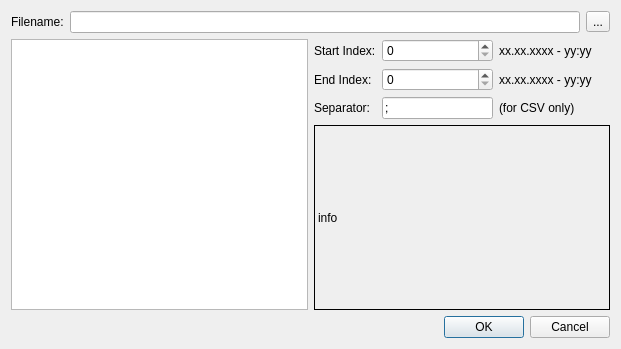
BackupTheBerlios/simuvis4-svn, file trunk/AdditionalPlugIns/DataStorageBrowser/DSBrowser/UI/DSExportDialog.ui: the form before one commit.
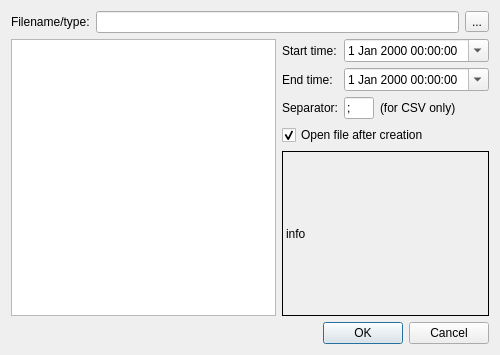
The form after the commit.

```diff
--- a/trunk/AdditionalPlugIns/DataStorageBrowser/DSBrowser/UI/DSExportDialog.ui
+++ b/trunk/AdditionalPlugIns/DataStorageBrowser/DSBrowser/UI/DSExportDialog.ui
@@ -5,8 +5,8 @@
    <rect>
     <x>0</x>
     <y>0</y>
-    <width>621</width>
-    <height>349</height>
+    <width>500</width>
+    <height>355</height>
    </rect>
   </property>
   <property name="windowTitle" >
@@ -18,7 +18,7 @@
      <item>
       <widget class="QLabel" name="fileLabel" >
        <property name="text" >
-        <string>Filename:</string>
+        <string>Filename/type:</string>
        </property>
       </widget>
      </item>
@@ -47,79 +47,48 @@
    <item>
     <layout class="QGridLayout" >
      <item rowspan="2" row="0" column="0" >
-      <widget class="QListWidget" name="sensorList" />
+      <widget class="QListWidget" name="sensorList" >
+       <property name="sizePolicy" >
+        <sizepolicy vsizetype="Expanding" hsizetype="Expanding" >
+         <horstretch>100</horstretch>
+         <verstretch>0</verstretch>
+        </sizepolicy>
+       </property>
+      </widget>
      </item>
      <item row="0" column="1" >
       <layout class="QGridLayout" >
        <item row="0" column="0" >
         <widget class="QLabel" name="startLabel" >
          <property name="text" >
-          <string>Start Index:</string>
+          <string>Start time:</string>
          </property>
         </widget>
        </item>
-       <item row="0" column="1" >
-        <widget class="QSpinBox" name="startInput" >
-         <property name="sizePolicy" >
-          <sizepolicy vsizetype="Fixed" hsizetype="Expanding" >
-           <horstretch>0</horstretch>
-           <verstretch>0</verstretch>
-          </sizepolicy>
+       <item row="0" column="1" colspan="2" >
+        <widget class="QDateTimeEdit" name="startInput" >
+         <property name="buttonSymbols" >
+          <enum>QAbstractSpinBox::PlusMinus</enum>
          </property>
-         <property name="minimumSize" >
-          <size>
-           <width>80</width>
-           <height>0</height>
-          </size>
-         </property>
-        </widget>
-       </item>
-       <item row="0" column="2" >
-        <widget class="QLabel" name="startInfoLabel" >
-         <property name="sizePolicy" >
-          <sizepolicy vsizetype="Preferred" hsizetype="Expanding" >
-           <horstretch>0</horstretch>
-           <verstretch>0</verstretch>
-          </sizepolicy>
-         </property>
-         <property name="text" >
-          <string>xx.xx.xxxx - yy:yy</string>
+         <property name="calendarPopup" >
+          <bool>true</bool>
          </property>
         </widget>
        </item>
        <item row="1" column="0" >
         <widget class="QLabel" name="stopLabel" >
          <property name="text" >
-          <string>End Index:</string>
+          <string>End time:</string>
          </property>
         </widget>
        </item>
-       <item row="1" column="1" >
-        <widget class="QSpinBox" name="stopInput" >
-         <property name="sizePolicy" >
-          <sizepolicy vsizetype="Fixed" hsizetype="Expanding" >
-           <horstretch>0</horstretch>
-           <verstretch>0</verstretch>
-          </sizepolicy>
+       <item row="1" column="1" colspan="2" >
+        <widget class="QDateTimeEdit" name="stopInput" >
+         <property name="buttonSymbols" >
+          <enum>QAbstractSpinBox::PlusMinus</enum>
          </property>
-         <property name="minimumSize" >
-          <size>
-           <width>80</width>
-           <height>0</height>
-          </size>
-         </property>
-        </widget>
-       </item>
-       <item row="1" column="2" >
-        <widget class="QLabel" name="stopInfoLabel" >
-         <property name="sizePolicy" >
-          <sizepolicy vsizetype="Preferred" hsizetype="Expanding" >
-           <horstretch>0</horstretch>
-           <verstretch>0</verstretch>
-          </sizepolicy>
-         </property>
-         <property name="text" >
-          <string>xx.xx.xxxx - yy:yy</string>
+         <property name="calendarPopup" >
+          <bool>true</bool>
          </property>
         </widget>
        </item>
@@ -133,14 +102,20 @@
        <item row="2" column="1" >
         <widget class="QLineEdit" name="separatorInput" >
          <property name="sizePolicy" >
-          <sizepolicy vsizetype="Fixed" hsizetype="Expanding" >
+          <sizepolicy vsizetype="Fixed" hsizetype="Minimum" >
            <horstretch>0</horstretch>
            <verstretch>0</verstretch>
           </sizepolicy>
          </property>
+         <property name="minimumSize" >
+          <size>
+           <width>30</width>
+           <height>0</height>
+          </size>
+         </property>
          <property name="maximumSize" >
           <size>
-           <width>1000</width>
+           <width>30</width>
            <height>16777215</height>
           </size>
          </property>
@@ -154,9 +129,28 @@
        </item>
        <item row="2" column="2" >
         <widget class="QLabel" name="separatorHintLabel" >
+         <property name="sizePolicy" >
+          <sizepolicy vsizetype="Preferred" hsizetype="Expanding" >
+           <horstretch>100</horstretch>
+           <verstretch>0</verstretch>
+          </sizepolicy>
+         </property>
          <property name="text" >
           <string>(for CSV only)</string>
          </property>
+         <property name="buddy" >
+          <cstring>separatorInput</cstring>
+         </property>
+        </widget>
+       </item>
+       <item row="3" column="0" colspan="3" >
+        <widget class="QCheckBox" name="openFileButton" >
+         <property name="text" >
+          <string>Open file after creation</string>
+         </property>
+         <property name="checked" >
+          <bool>true</bool>
+         </property>
         </widget>
        </item>
       </layout>
```
Left out of the diff: 11 changed lines with no effect on the pictures.
